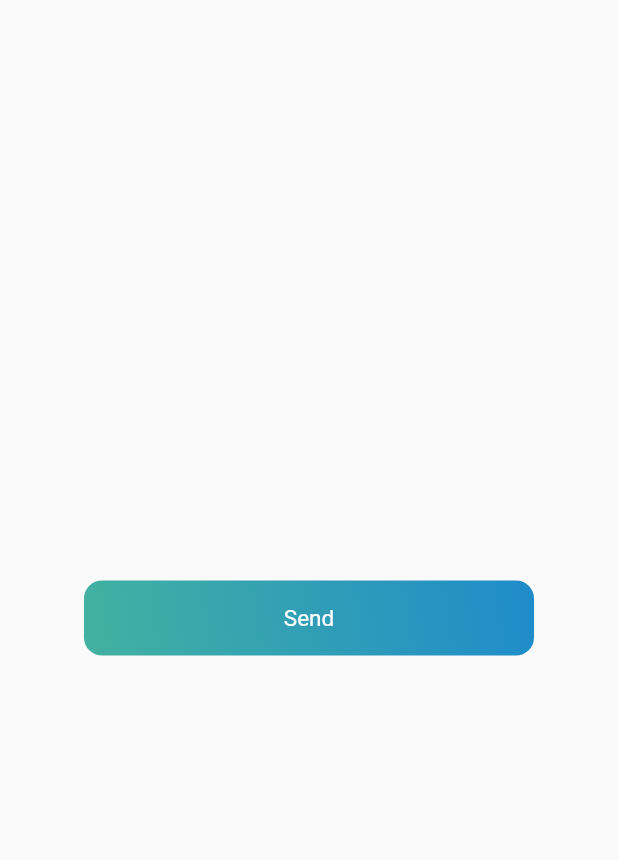
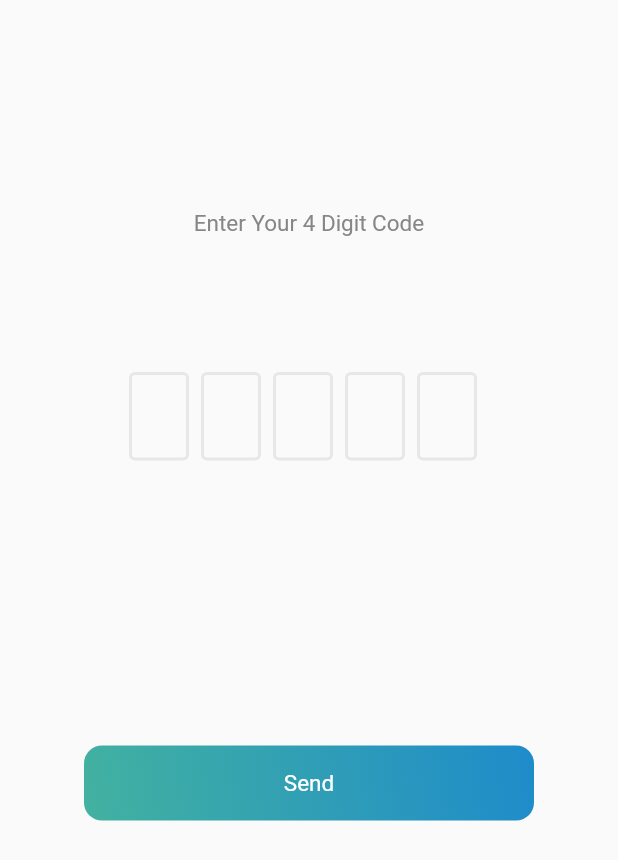
Before and after one commit to Pakprogrammers/Flutter-Forget-screens, a Flutter app: the CodeFile screen opened directly, on a phone screen of 412 x 824 dp. Shown: the top 860 px of the screen. Run offline on Flutter 3.47's test engine with Material 2 defaults, Android fonts, the phone set to English and light mode, and no system bars; drawn by our look-alikes of flutter_otp_text_field; our stand-ins replace google_fonts.

Commit message:
Pak_Programmers

```diff
--- a/lib/code_file.dart
+++ b/lib/code_file.dart
@@ -1,4 +1,5 @@
 import 'package:flutter/material.dart';
+import 'package:flutter_otp_text_field/flutter_otp_text_field.dart';
 
 import 'Newpasswordfile.dart';
 import 'app_style.dart';
@@ -14,7 +15,47 @@ class _CodeFileState extends State<CodeFile> {
   @override
   Widget build(BuildContext context) {
     return Scaffold(
-      body: Center(
+      body: SingleChildScrollView(
+        child: Padding(
+          padding: const EdgeInsets.only(top: 140,),
+          child: Column(
+            children: [
+              Text('Enter Your 4 Digit Code',
+                  style: KEncodeSansRagular.copyWith(
+                  color: KDarkGrey, fontSize: 15)),
+              SizedBox(
+                height: 50,
+              ),
+              Container(
+                padding: EdgeInsets.all(40),
+                child: Row(
+                  mainAxisAlignment: MainAxisAlignment.spaceAround,
+                  children: [
+                    OtpTextField(
+                      numberOfFields: 5,
+                      borderColor: Color(0xFF512DA8),
+                       showFieldAsBox: true,
+                       onCodeChanged: (String code) {
+                       },
+                      onSubmit: (String verificationCode){
+                        showDialog(
+                            context: context,
+                            builder: (context){
+                              return AlertDialog(
+                                title: Text("Verification Code"),
+                                content: Text('Code entered is $verificationCode'),
+                              );
+                            }
+                        );
+                      }, // end onSubmit
+                    ),
+                  ],
+                ),
+              ),
+              SizedBox(
+                height: 150,
+              ),
+              Center(
                 child: InkWell(
                   onTap: (){
                     Navigator.push(
@@ -43,6 +84,10 @@ class _CodeFileState extends State<CodeFile> {
                   ),
                 ),
               ),
+            ],
+          ),
+        ),
+      )
     );
   }
 }
--- a/pubspec.yaml
+++ b/pubspec.yaml
@@ -38,6 +38,7 @@ dependencies:
   cupertino_icons: ^1.0.2
   google_fonts: 2.2.0
   flutter_svg: ^1.1.0
+  flutter_otp_text_field: ^1.1.0+2
 
 dev_dependencies:
   flutter_test:
```
Also changed, not shown: pubspec.lock, 1 other file. Lines whose indentation alone changed are shown as unchanged.
